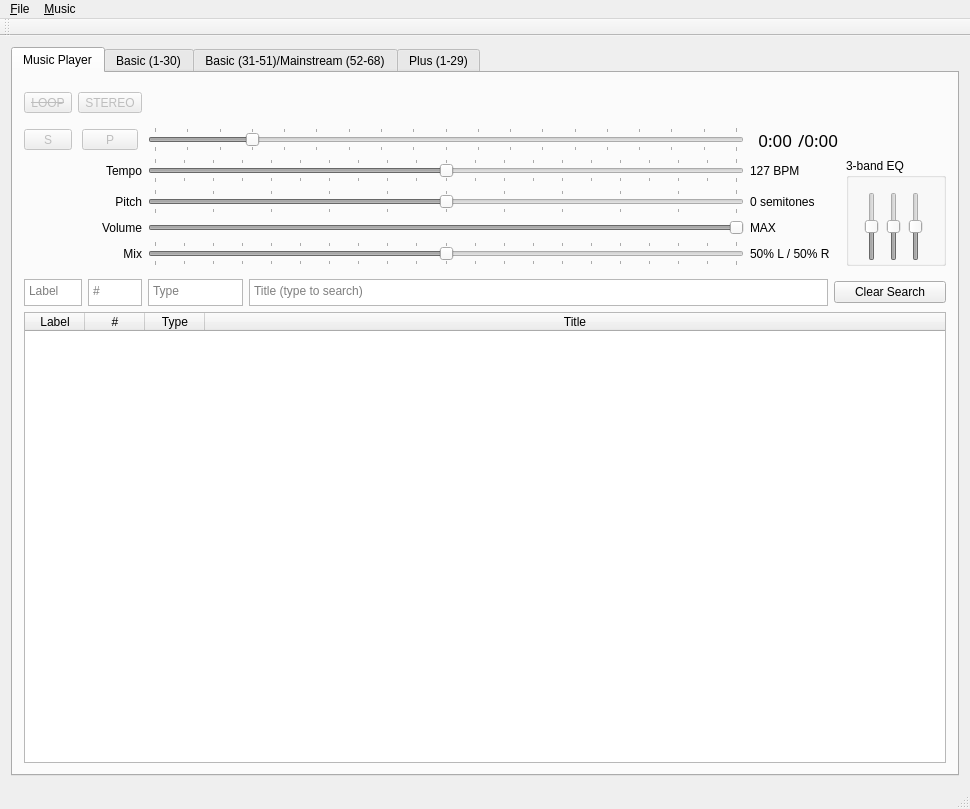
Old version of the form SquareDesk-DEV/test123/mainwindow.ui in the repository mpogue2/SquareDesk.
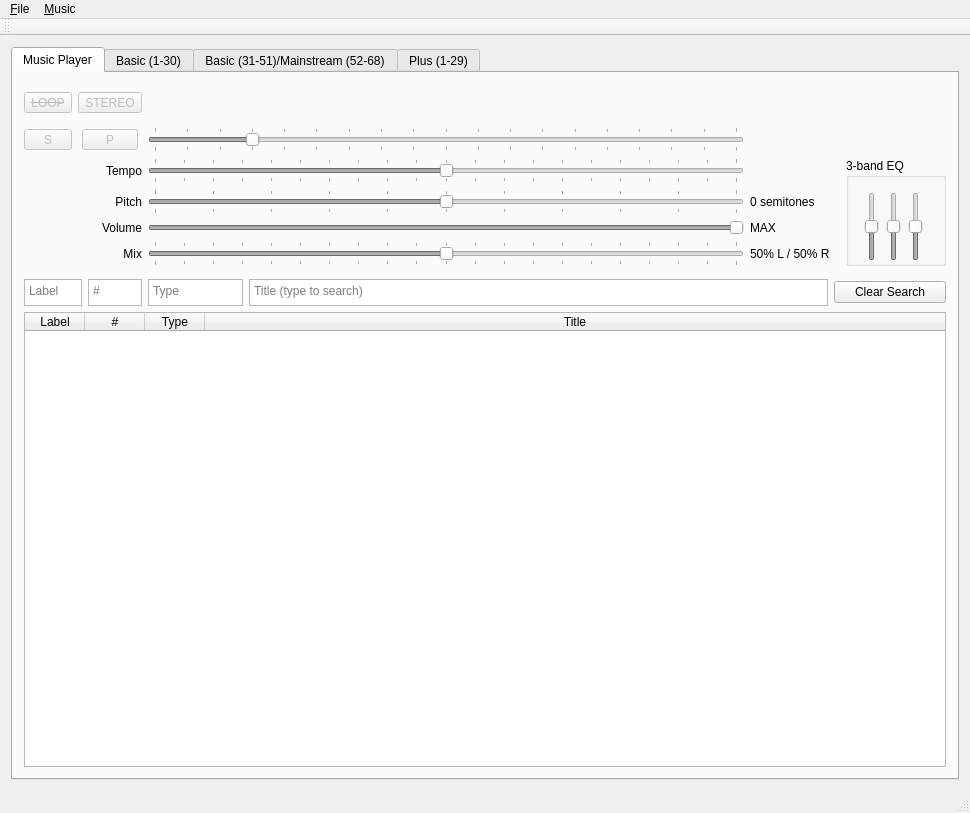
New version of the form. Custom widgets are drawn as their Qt base class.

Commit message: P1: Allow Pitch, Volume, Mix to be changed, even without a song loaded yet [Don Beck suggestion] P1: Allow LEFT/RIGHT arrows when a song is loaded, not just when playing P1: Don't allow RIGHT ARROW to go off the end on the right hand side P1: Remove mainToolbar that's not needed (Windows only) - Note: used code, because I could not delete it in QtDesigner

```diff
--- a/SquareDesk-DEV/test123/mainwindow.ui
+++ b/SquareDesk-DEV/test123/mainwindow.ui
@@ -7,7 +7,7 @@
     <x>0</x>
     <y>0</y>
     <width>970</width>
-    <height>809</height>
+    <height>813</height>
    </rect>
   </property>
   <property name="windowTitle">
@@ -120,14 +120,14 @@
              </font>
             </property>
             <property name="text">
-             <string>/0:00</string>
+             <string/>
             </property>
            </widget>
           </item>
           <item row="2" column="3" colspan="2">
            <widget class="QLabel" name="currentTempoLabel">
             <property name="text">
-             <string>127 BPM</string>
+             <string/>
             </property>
             <property name="alignment">
              <set>Qt::AlignLeading|Qt::AlignLeft|Qt::AlignVCenter</set>
@@ -404,7 +404,7 @@
              </font>
             </property>
             <property name="text">
-             <string>0:00</string>
+             <string/>
             </property>
             <property name="alignment">
              <set>Qt::AlignRight|Qt::AlignTrailing|Qt::AlignVCenter</set>
@@ -617,15 +617,15 @@
           </property>
           <widget class="QTableWidget" name="songTable">
            <property name="sizePolicy">
-            <sizepolicy hsizetype="Expanding" vsizetype="Expanding">
-             <horstretch>4</horstretch>
-             <verstretch>4</verstretch>
+            <sizepolicy hsizetype="Expanding" vsizetype="Fixed">
+             <horstretch>5</horstretch>
+             <verstretch>5</verstretch>
             </sizepolicy>
            </property>
            <property name="minimumSize">
             <size>
              <width>0</width>
-             <height>40</height>
+             <height>20</height>
             </size>
            </property>
            <property name="editTriggers">
```
Left out of the diff: 3 changed lines with no effect on the pictures. The commit also changes 3 other files.
